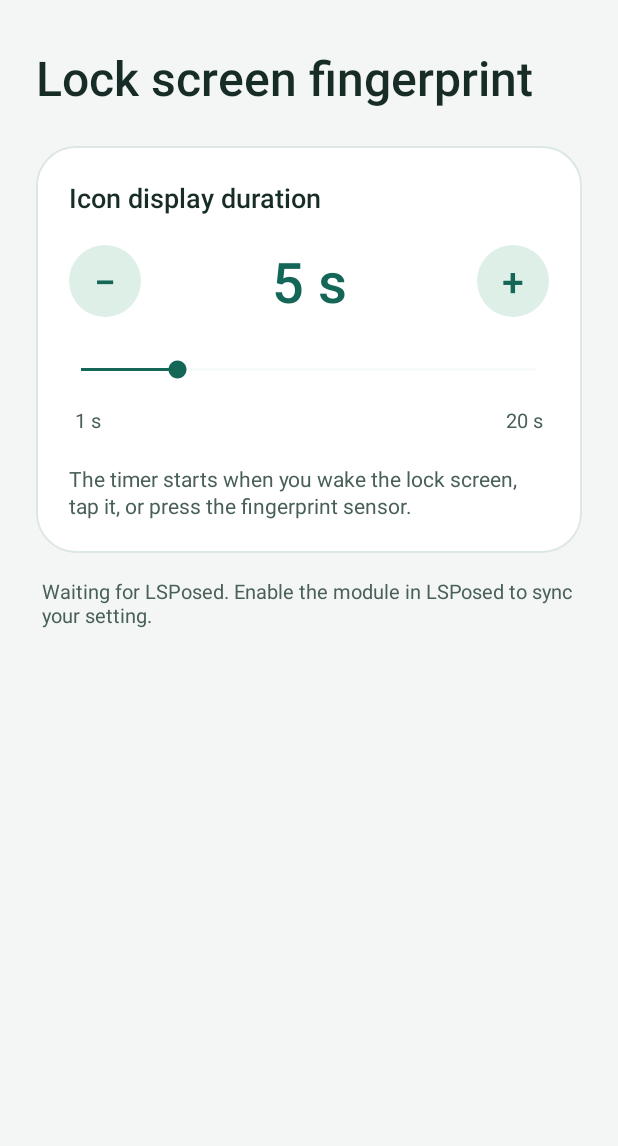
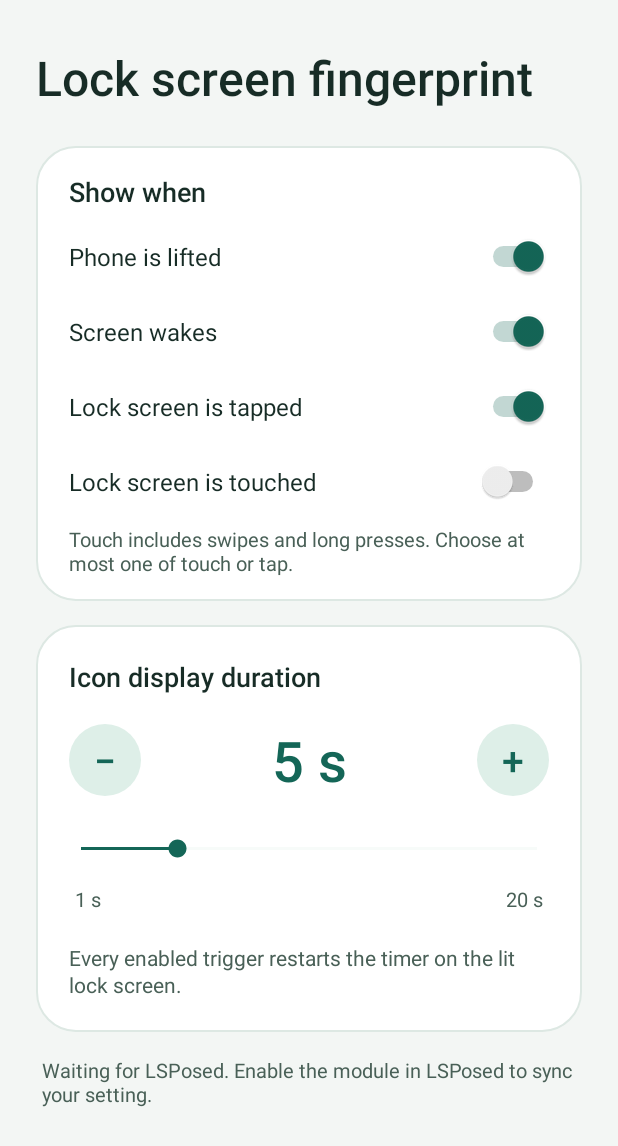
Before and after one commit to oceaninfish/HyperFingerprint, an Android app: the screen it shows after launch (SettingsActivity), on a phone screen of 412 x 824 dp. Shown: the top 1146 px of the screen. Run offline under Robolectric (Android 15) with nearby library versions, the phone set to English and light mode, and no system bars; libraries missing offline, so code that uses them is left out: io.github.libxposed.service; 1 statement that could not run was skipped.

Commit message:
Release v1.3.0 with pickup and touch display modes

```diff
--- a/app/build.gradle.kts
+++ b/app/build.gradle.kts
@@ -11,8 +11,8 @@ android {
         applicationId = "io.fingerprintfiveseconds.hyperos"
         minSdk = 36
         targetSdk = 37
-        versionCode = 2
-        versionName = "1.1.0"
+        versionCode = 4
+        versionName = "1.3.0"
     }
 
     compileOptions {
--- a/app/src/main/java/io/fingerprintfiveseconds/hyperos/FingerprintModule.java
+++ b/app/src/main/java/io/fingerprintfiveseconds/hyperos/FingerprintModule.java
@@ -95,9 +95,9 @@ public final class FingerprintModule extends XposedModule {
                 Object result = chain.proceed();
                 if (Looper.myLooper() == Looper.getMainLooper()) {
                     try {
-                        state.watchDuration(getRemotePreferences(DurationSetting.GROUP));
+                        state.watchSettings(getRemotePreferences(DurationSetting.GROUP));
                     } catch (RuntimeException error) {
-                        log(Log.WARN, TAG, "Could not read LSPosed duration settings", error);
+                        log(Log.WARN, TAG, "Could not read LSPosed icon settings", error);
                     }
                     state.start((Context) chain.getThisObject());
                     log(Log.INFO, TAG, "Watching the default display and lock screen taps");
--- /dev/null
+++ b/app/src/main/java/io/fingerprintfiveseconds/hyperos/IconSettings.java
@@ -0,0 +1,35 @@
+package io.fingerprintfiveseconds.hyperos;
+
+import android.content.SharedPreferences;
+
+record IconSettings(int duration, boolean pickup, boolean wake, boolean tap, boolean touch) {
+    private static final String PICKUP = "show_on_pickup";
+    private static final String WAKE = "show_on_wake";
+    private static final String TAP = "show_on_tap";
+    private static final String TOUCH = "show_on_touch";
+
+    static final IconSettings DEFAULTS = new IconSettings(DurationSetting.DEFAULT, true, true, true, false);
+
+    IconSettings {
+        tap = tap && !touch;
+    }
+
+    static IconSettings read(SharedPreferences prefs) {
+        return new IconSettings(
+                DurationSetting.clamp(prefs.getInt(DurationSetting.KEY, DEFAULTS.duration)),
+                prefs.getBoolean(PICKUP, DEFAULTS.pickup),
+                prefs.getBoolean(WAKE, DEFAULTS.wake),
+                prefs.getBoolean(TAP, DEFAULTS.tap), prefs.getBoolean(TOUCH, DEFAULTS.touch));
+    }
+
+    SharedPreferences.Editor writeTo(SharedPreferences prefs) {
+        return prefs.edit().putInt(DurationSetting.KEY, duration)
+                .putBoolean(PICKUP, pickup).putBoolean(WAKE, wake)
+                .putBoolean(TAP, tap).putBoolean(TOUCH, touch);
+    }
+
+    static boolean isSettingKey(String key) {
+        return key == null || DurationSetting.KEY.equals(key) || PICKUP.equals(key)
+                || WAKE.equals(key) || TAP.equals(key) || TOUCH.equals(key);
+    }
+}
--- a/app/src/main/java/io/fingerprintfiveseconds/hyperos/RevealWindow.java
+++ b/app/src/main/java/io/fingerprintfiveseconds/hyperos/RevealWindow.java
@@ -10,7 +10,7 @@ final class RevealWindow {
     private boolean screenOn;
     private boolean keyguardVisible;
 
-    boolean update(boolean screenOn, boolean keyguardVisible, long now) {
+    boolean update(boolean screenOn, boolean keyguardVisible, boolean revealOnEntry, long now) {
         boolean wasActive = isActive();
         this.screenOn = screenOn;
         this.keyguardVisible = keyguardVisible;
@@ -18,12 +18,12 @@ final class RevealWindow {
             return false;
         }
         lastReveal = now;
-        deadline = isActive() ? now + durationMs : INACTIVE;
+        deadline = isActive() ? now + (revealOnEntry ? durationMs : 0) : INACTIVE;
         return true;
     }
 
     boolean reveal(long now) {
-        if (!isActive() || now <= lastReveal) {
+        if (!isActive() || now < lastReveal) {
             return false;
         }
         lastReveal = now;
--- a/app/src/main/java/io/fingerprintfiveseconds/hyperos/SettingsActivity.java
+++ b/app/src/main/java/io/fingerprintfiveseconds/hyperos/SettingsActivity.java
@@ -6,7 +6,9 @@ import android.os.Bundle;
 import android.view.View;
 import android.view.WindowInsets;
 import android.widget.Button;
+import android.widget.CompoundButton;
 import android.widget.SeekBar;
+import android.widget.Switch;
 import android.widget.TextView;
 
 public final class SettingsActivity extends Activity {
@@ -18,7 +20,12 @@ public final class SettingsActivity extends Activity {
     private Button increase;
     private TextView value;
     private TextView syncStatus;
+    private Switch pickup;
+    private Switch wake;
+    private Switch tap;
+    private Switch touch;
     private boolean dragging;
+    private boolean rendering;
 
     @Override
     protected void onCreate(Bundle savedInstanceState) {
@@ -30,6 +37,22 @@ public final class SettingsActivity extends Activity {
         decrease = findViewById(R.id.decrease_duration);
         increase = findViewById(R.id.increase_duration);
         syncStatus = findViewById(R.id.sync_status);
+        pickup = findViewById(R.id.show_on_pickup);
+        wake = findViewById(R.id.show_on_wake);
+        tap = findViewById(R.id.show_on_tap);
+        touch = findViewById(R.id.show_on_touch);
+
+        CompoundButton.OnCheckedChangeListener triggerChanged = (button, checked) -> {
+            if (!rendering) {
+                boolean tapEnabled = tap.isChecked() && !(button == touch && checked);
+                boolean touchEnabled = touch.isChecked() && !(button == tap && checked);
+                settings.saveTriggers(pickup.isChecked(), wake.isChecked(), tapEnabled, touchEnabled);
+            }
+        };
+        pickup.setOnCheckedChangeListener(triggerChanged);
+        wake.setOnCheckedChangeListener(triggerChanged);
+        tap.setOnCheckedChangeListener(triggerChanged);
+        touch.setOnCheckedChangeListener(triggerChanged);
 
         View root = findViewById(R.id.settings_root);
         root.setOnApplyWindowInsetsListener((view, insets) -> {
@@ -80,10 +103,17 @@ public final class SettingsActivity extends Activity {
     }
 
     private void render() {
+        IconSettings current = settings.current();
         if (!dragging) {
-            slider.setProgress(settings.duration());
-            showDuration(settings.duration());
+            slider.setProgress(current.duration());
+            showDuration(current.duration());
         }
+        rendering = true;
+        pickup.setChecked(current.pickup());
+        wake.setChecked(current.wake());
+        tap.setChecked(current.tap());
+        touch.setChecked(current.touch());
+        rendering = false;
         int statusText = switch (settings.status()) {
             case WAITING -> R.string.sync_waiting;
             case SAVING -> R.string.sync_saving;
--- a/app/src/main/java/io/fingerprintfiveseconds/hyperos/SettingsApplication.java
+++ b/app/src/main/java/io/fingerprintfiveseconds/hyperos/SettingsApplication.java
@@ -24,7 +24,7 @@ public final class SettingsApplication extends Application
 
     private SharedPreferences local;
     private XposedService service;
-    private int duration;
+    private IconSettings current;
     private long revision;
     private SyncStatus status = SyncStatus.WAITING;
 
@@ -32,7 +32,7 @@ public final class SettingsApplication extends Application
     public void onCreate() {
         super.onCreate();
         local = createDeviceProtectedStorageContext().getSharedPreferences(DurationSetting.GROUP, MODE_PRIVATE);
-        duration = DurationSetting.clamp(local.getInt(DurationSetting.KEY, DurationSetting.DEFAULT));
+        current = IconSettings.read(local);
         XposedServiceHelper.registerListener(this);
     }
 
@@ -54,8 +54,8 @@ public final class SettingsApplication extends Application
         });
     }
 
-    int duration() {
-        return duration;
+    IconSettings current() {
+        return current;
     }
 
     SyncStatus status() {
@@ -76,10 +76,18 @@ public final class SettingsApplication extends Application
     }
 
     void saveDuration(int seconds) {
-        int next = DurationSetting.clamp(seconds);
-        if (next != duration) {
-            duration = next;
-            local.edit().putInt(DurationSetting.KEY, next).apply();
+        save(new IconSettings(DurationSetting.clamp(seconds), current.pickup(), current.wake(),
+                current.tap(), current.touch()));
+    }
+
+    void saveTriggers(boolean pickup, boolean wake, boolean tap, boolean touch) {
+        save(new IconSettings(current.duration(), pickup, wake, tap, touch));
+    }
+
+    private void save(IconSettings next) {
+        if (!next.equals(current)) {
+            current = next;
+            next.writeTo(local).apply();
             sync();
         }
     }
@@ -87,14 +95,14 @@ public final class SettingsApplication extends Application
     private void sync() {
         long request = ++revision;
         XposedService target = service;
-        int seconds = duration;
+        IconSettings snapshot = current;
         if (target == null) {
             publish(SyncStatus.WAITING);
             return;
         }
         publish(SyncStatus.SAVING);
         writer.execute(() -> {
-            boolean saved = writeDuration(target, seconds);
+            boolean saved = writeSettings(target, snapshot);
             main.post(() -> {
                 if (revision == request) {
                     publish(saved ? SyncStatus.SYNCED : SyncStatus.FAILED);
@@ -103,12 +111,11 @@ public final class SettingsApplication extends Application
         });
     }
 
-    private static boolean writeDuration(XposedService target, int seconds) {
+    private static boolean writeSettings(XposedService target, IconSettings snapshot) {
         try {
-            return target.getRemotePreferences(DurationSetting.GROUP).edit()
-                    .putInt(DurationSetting.KEY, seconds).commit();
+            return snapshot.writeTo(target.getRemotePreferences(DurationSetting.GROUP)).commit();
         } catch (RuntimeException error) {
-            Log.w(FingerprintModule.TAG, "Could not sync the icon duration", error);
+            Log.w(FingerprintModule.TAG, "Could not sync the icon settings", error);
             return false;
         }
     }
--- a/app/src/main/res/layout/settings_activity.xml
+++ b/app/src/main/res/layout/settings_activity.xml
@@ -29,6 +29,81 @@
             android:layout_width="match_parent"
             android:layout_height="wrap_content"
             android:layout_marginTop="24dp"
+            android:background="@drawable/settings_card"
+            android:orientation="vertical"
+            android:paddingStart="22dp"
+            android:paddingTop="18dp"
+            android:paddingEnd="22dp"
+            android:paddingBottom="10dp">
+
+            <TextView
+                android:layout_width="match_parent"
+                android:layout_height="wrap_content"
+                android:layout_marginBottom="6dp"
+                android:accessibilityHeading="true"
+                android:fontFamily="sans-serif-medium"
+                android:text="@string/trigger_title"
+                android:textColor="@color/text_primary"
+                android:textSize="18sp" />
+
+            <Switch
+                android:id="@+id/show_on_pickup"
+                android:layout_width="match_parent"
+                android:layout_height="wrap_content"
+                android:minHeight="50dp"
+                android:saveEnabled="false"
+                android:showText="false"
+                android:text="@string/show_on_pickup"
+                android:textColor="@color/text_primary"
+                android:textSize="16sp" />
+
+            <Switch
+                android:id="@+id/show_on_wake"
+                android:layout_width="match_parent"
+                android:layout_height="wrap_content"
+                android:minHeight="50dp"
+                android:saveEnabled="false"
+                android:showText="false"
+                android:text="@string/show_on_wake"
+                android:textColor="@color/text_primary"
+                android:textSize="16sp" />
+
+            <Switch
+                android:id="@+id/show_on_tap"
+                android:layout_width="match_parent"
+                android:layout_height="wrap_content"
+                android:minHeight="50dp"
+                android:saveEnabled="false"
+                android:showText="false"
+                android:text="@string/show_on_tap"
+                android:textColor="@color/text_primary"
+                android:textSize="16sp" />
+
+            <Switch
+                android:id="@+id/show_on_touch"
+                android:layout_width="match_parent"
+                android:layout_height="wrap_content"
+                android:minHeight="50dp"
+                android:saveEnabled="false"
+                android:showText="false"
+                android:text="@string/show_on_touch"
+                android:textColor="@color/text_primary"
+                android:textSize="16sp" />
+
+            <TextView
+                android:layout_width="match_parent"
+                android:layout_height="wrap_content"
+                android:layout_marginTop="4dp"
+                android:layout_marginBottom="6dp"
+                android:text="@string/touch_hint"
+                android:textColor="@color/text_secondary"
+                android:textSize="13sp" />
+        </LinearLayout>
+
+        <LinearLayout
+            android:layout_width="match_parent"
+            android:layout_height="wrap_content"
+            android:layout_marginTop="16dp"
             android:background="@drawable/settings_card"
             android:orientation="vertical"
             android:padding="22dp">
--- a/app/src/main/res/values/strings.xml
+++ b/app/src/main/res/values/strings.xml
@@ -1,14 +1,20 @@
 <?xml version="1.0" encoding="utf-8"?>
 <resources>
     <string name="module_name">Lock screen fingerprint</string>
-    <string name="module_description">Choose how long the HyperOS 4 lock screen fingerprint icon stays visible after waking or tapping the screen.</string>
+    <string name="module_description">Show the HyperOS 4 lock screen fingerprint icon after lifting the phone, waking the screen, or touching it.</string>
+    <string name="trigger_title">Show when</string>
+    <string name="show_on_pickup">Phone is lifted</string>
+    <string name="show_on_wake">Screen wakes</string>
+    <string name="show_on_tap">Lock screen is tapped</string>
+    <string name="show_on_touch">Lock screen is touched</string>
+    <string name="touch_hint">Touch includes swipes and long presses. Choose at most one of touch or tap.</string>
     <string name="duration_title">Icon display duration</string>
     <string name="duration_value">%1$d s</string>
     <string name="duration_min">1 s</string>
     <string name="duration_max">20 s</string>
     <string name="decrease_duration">Decrease by one second</string>
     <string name="increase_duration">Increase by one second</string>
-    <string name="duration_hint">The timer starts when you wake the lock screen, tap it, or press the fingerprint sensor.</string>
+    <string name="duration_hint">Every enabled trigger restarts the timer on the lit lock screen.</string>
     <string name="sync_waiting">Waiting for LSPosed. Enable the module in LSPosed to sync your setting.</string>
     <string name="sync_saving">Syncing to LSPosed…</string>
     <string name="sync_synced">Synced to LSPosed</string>
```
Also changed, not shown: app/src/main/java/io/fingerprintfiveseconds/hyperos/PickupMonitor.java (added, +116 -0 lines), app/src/main/java/io/fingerprintfiveseconds/hyperos/SystemUiState.java (+86 -24 lines), 2 other files.
